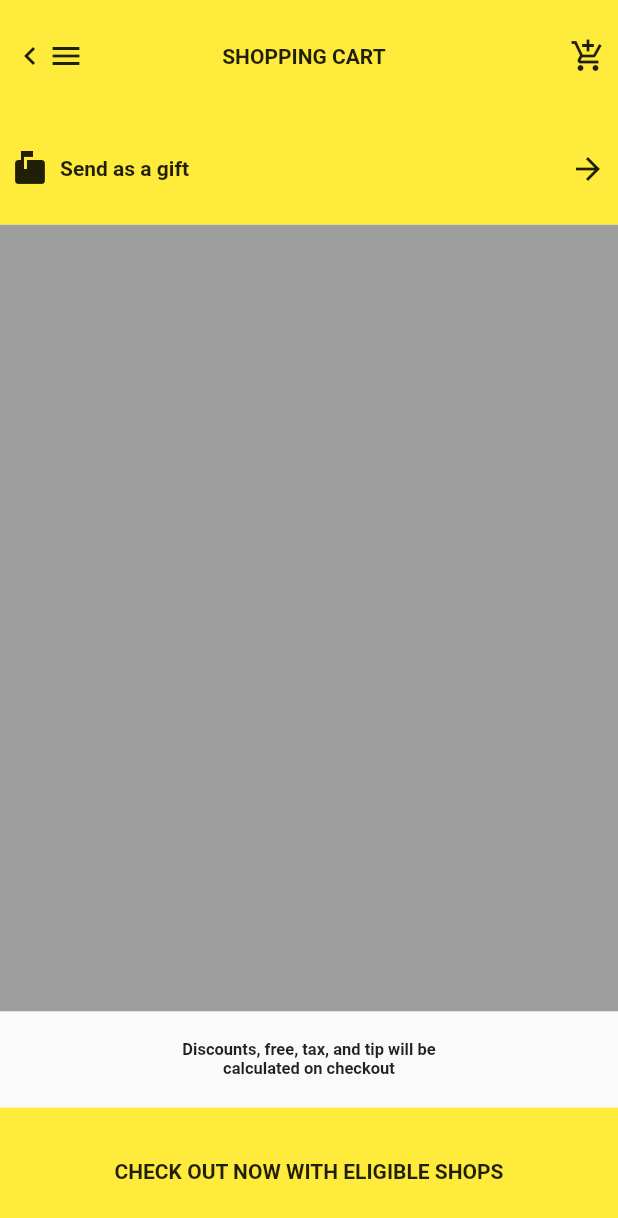
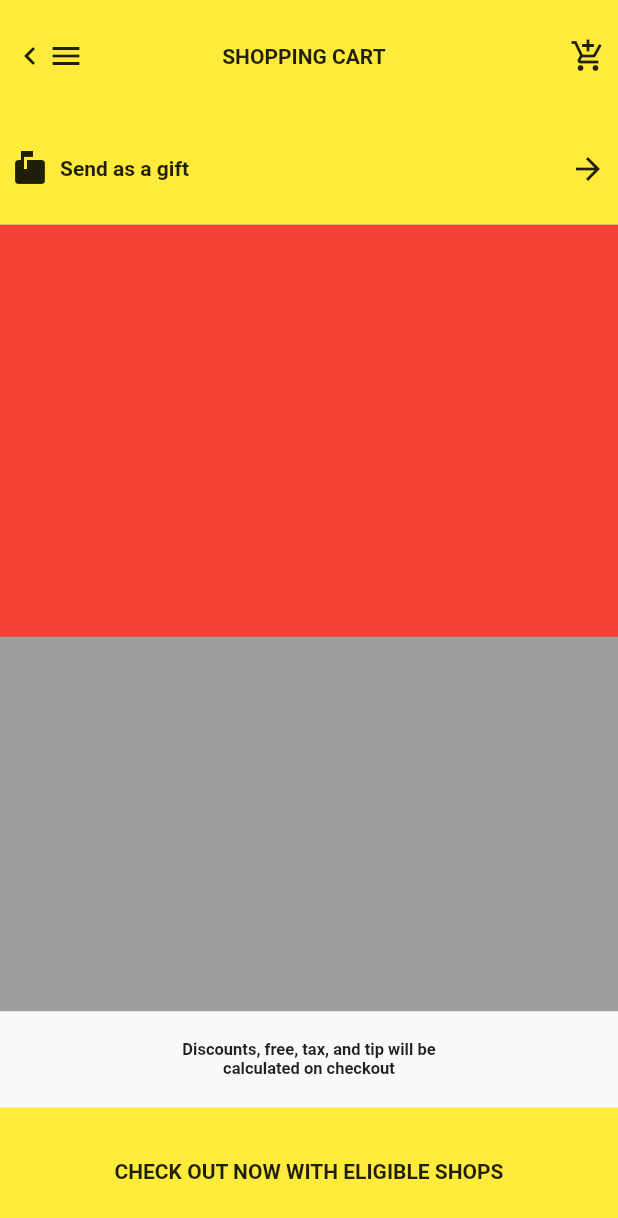
Before and after one commit to JAICHANGPARK/flutter_notebook_4th_story, a Flutter app: the screen it shows after launch, on a phone screen of 412 x 824 dp. Shown: the top 1218 px of the screen. Run offline on Flutter 3.47's test engine with Material 2 defaults, Android fonts, the phone set to English and light mode, and no system bars; our stand-ins replace google_fonts, sliding_up_panel, smooth_page_indicator, video_player; missing offline and left inert: dashed_container.

Commit message:
Adds view and models

```diff
--- /dev/null
+++ b/lib/ep375_market_place_app/banner_item.dart
@@ -0,0 +1,18 @@
+import 'package:flutter/material.dart';
+import 'package:flutter_notebook_4th/ep375_market_place_app/market_model.dart';
+
+class ItemWithBanner extends StatelessWidget {
+  final MarketItem item;
+
+  ItemWithBanner({this.item});
+
+  @override
+  Widget build(BuildContext context) {
+    return Container(
+      height: MediaQuery.of(context).size.height / 3,
+      decoration: BoxDecoration(
+        color: Colors.red
+      ),
+    );
+  }
+}
--- /dev/null
+++ b/lib/ep375_market_place_app/item_view.dart
@@ -0,0 +1,9 @@
+import 'package:flutter/material.dart';
+
+
+class MarketItemView extends StatelessWidget {
+  @override
+  Widget build(BuildContext context) {
+    return Container();
+  }
+}
--- a/lib/ep375_market_place_app/main_page.dart
+++ b/lib/ep375_market_place_app/main_page.dart
@@ -1,5 +1,8 @@
 import 'package:flutter/cupertino.dart';
 import 'package:flutter/material.dart';
+import 'package:flutter_notebook_4th/ep375_market_place_app/banner_item.dart';
+import 'package:flutter_notebook_4th/ep375_market_place_app/item_view.dart';
+import 'package:flutter_notebook_4th/ep375_market_place_app/market_model.dart';
 
 class MarketPlaceApp extends StatelessWidget {
   @override
@@ -81,6 +84,11 @@ class _MarketPlaceHomeState extends State<MarketPlaceHome> {
             flex: 7,
             child: Container(
               decoration: BoxDecoration(color: Colors.grey),
+              child: ListView.builder(
+                  itemCount: marketItems.length,
+                  itemBuilder: (context,index){
+                return marketItems[index].isBanner ? ItemWithBanner() : MarketItemView();
+              }),
             ),
           ),
           Expanded(
--- /dev/null
+++ b/lib/ep375_market_place_app/market_model.dart
@@ -0,0 +1,25 @@
+class MarketItem {
+  String img;
+  String itemTitle;
+  String itemSubtitle;
+  String price;
+  bool isBanner;
+
+  MarketItem(
+      {this.img, this.itemTitle, this.itemSubtitle, this.price, this.isBanner});
+}
+
+List<MarketItem> marketItems = [
+  MarketItem(
+      img: "",
+      itemTitle: "Corona",
+      itemSubtitle: "Light",
+      price: "14.99",
+      isBanner: true),
+  MarketItem(
+      img: "",
+      itemTitle: "Corona",
+      itemSubtitle: "Light",
+      price: "29.98",
+      isBanner: false),
+];
```
